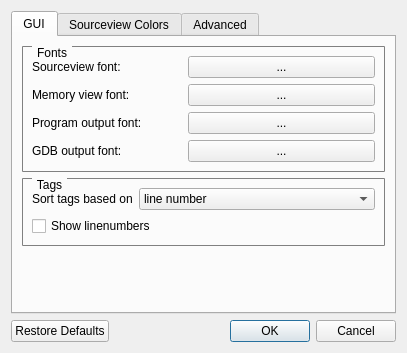
The window that src/settingsdialog.ui (jhn98032/gede) describes before a commit, drawn with Qt 5.
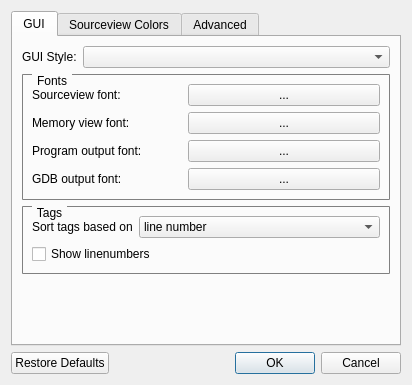
The same window after the commit. Custom widgets are drawn as their Qt base class.

Commit message: Style can now be set in the settings dialog.

Diff of the .ui file:
```diff
--- a/src/settingsdialog.ui
+++ b/src/settingsdialog.ui
@@ -6,8 +6,8 @@
    <rect>
     <x>0</x>
     <y>0</y>
-    <width>407</width>
-    <height>353</height>
+    <width>412</width>
+    <height>385</height>
    </rect>
   </property>
   <property name="windowTitle">
@@ -46,6 +46,33 @@
        <string>GUI</string>
       </attribute>
       <layout class="QVBoxLayout" name="verticalLayout_2">
+       <item>
+        <layout class="QHBoxLayout" name="horizontalLayout_7">
+         <item>
+          <widget class="QLabel" name="label_15">
+           <property name="sizePolicy">
+            <sizepolicy hsizetype="Minimum" vsizetype="Preferred">
+             <horstretch>0</horstretch>
+             <verstretch>0</verstretch>
+            </sizepolicy>
+           </property>
+           <property name="text">
+            <string>GUI Style:</string>
+           </property>
+          </widget>
+         </item>
+         <item>
+          <widget class="QComboBox" name="comboBox_guiStyle">
+           <property name="sizePolicy">
+            <sizepolicy hsizetype="MinimumExpanding" vsizetype="Fixed">
+             <horstretch>0</horstretch>
+             <verstretch>0</verstretch>
+            </sizepolicy>
+           </property>
+          </widget>
+         </item>
+        </layout>
+       </item>
        <item>
         <widget class="QGroupBox" name="groupBox_2">
          <property name="title">
```
The commit also changes 6 other files.
